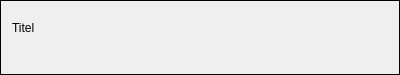
The window that modules/automation/projects/HilecGui/src/scriptInteraction/ScriptInput.ui (OFFIS-Automation/Framework) describes before a commit, drawn with Qt 5.
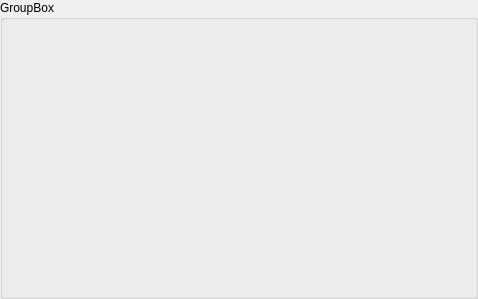
The same window after the commit.

Commit message: Small layout bugixes, removed debug output

The edit to the form file:
```diff
--- a/modules/automation/projects/HilecGui/src/scriptInteraction/ScriptInput.ui
+++ b/modules/automation/projects/HilecGui/src/scriptInteraction/ScriptInput.ui
@@ -6,30 +6,32 @@
    <rect>
     <x>0</x>
     <y>0</y>
-    <width>400</width>
-    <height>75</height>
+    <width>478</width>
+    <height>299</height>
    </rect>
   </property>
   <property name="windowTitle">
    <string>Form</string>
   </property>
-  <property name="frameShape">
-   <enum>QFrame::Box</enum>
-  </property>
   <layout class="QVBoxLayout" name="verticalLayout">
+   <property name="leftMargin">
+    <number>0</number>
+   </property>
+   <property name="topMargin">
+    <number>0</number>
+   </property>
+   <property name="rightMargin">
+    <number>0</number>
+   </property>
+   <property name="bottomMargin">
+    <number>0</number>
+   </property>
    <item>
-    <widget class="QLabel" name="title">
-     <property name="sizePolicy">
-      <sizepolicy hsizetype="Preferred" vsizetype="Preferred">
-       <horstretch>0</horstretch>
-       <verstretch>0</verstretch>
-      </sizepolicy>
+    <widget class="QGroupBox" name="groupBox">
+     <property name="title">
+      <string>GroupBox</string>
      </property>
-     <property name="text">
-      <string>Titel</string>
-     </property>
-    </widget>
-   </item>
+     <layout class="QVBoxLayout" name="verticalLayout_2">
    <item>
     <layout class="QFormLayout" name="inputs"/>
    </item>
@@ -49,6 +51,9 @@
       </spacer>
      </item>
     </layout>
+      </item>
+     </layout>
+    </widget>
    </item>
   </layout>
  </widget>
```
Lines whose indentation alone changed are shown as unchanged. The commit also changes 4 other files.
